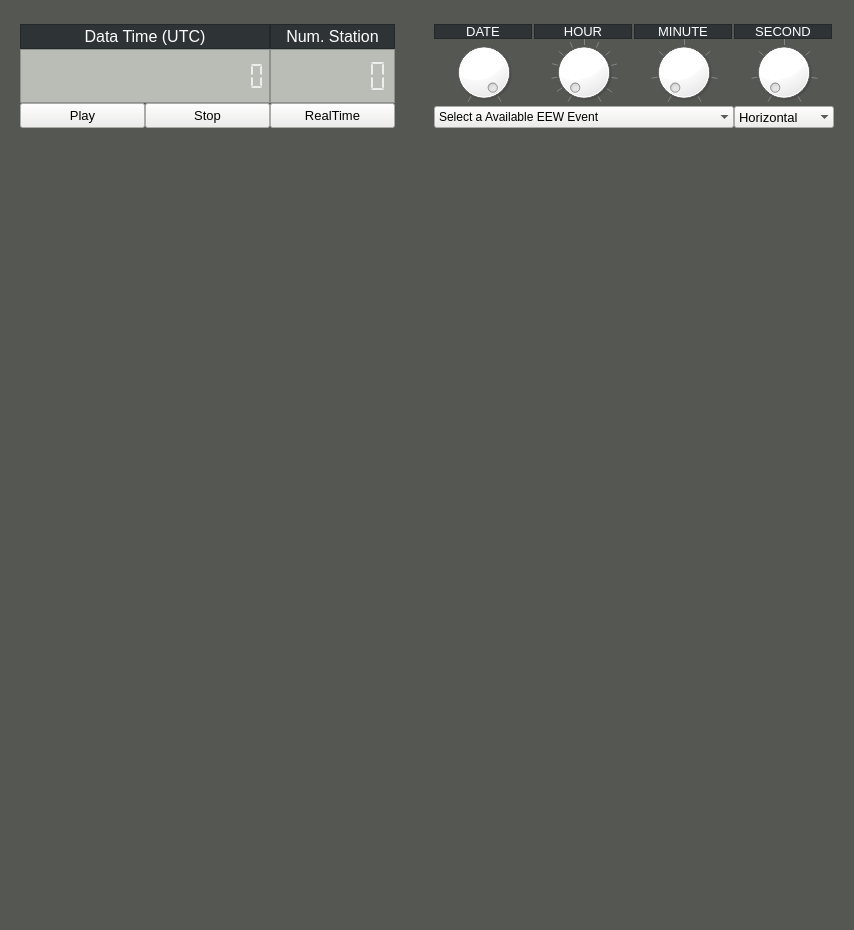
The window that mainwindow.ui (hayoungdaddy/RTICOM_MINI) describes before a commit, drawn with Qt 5.
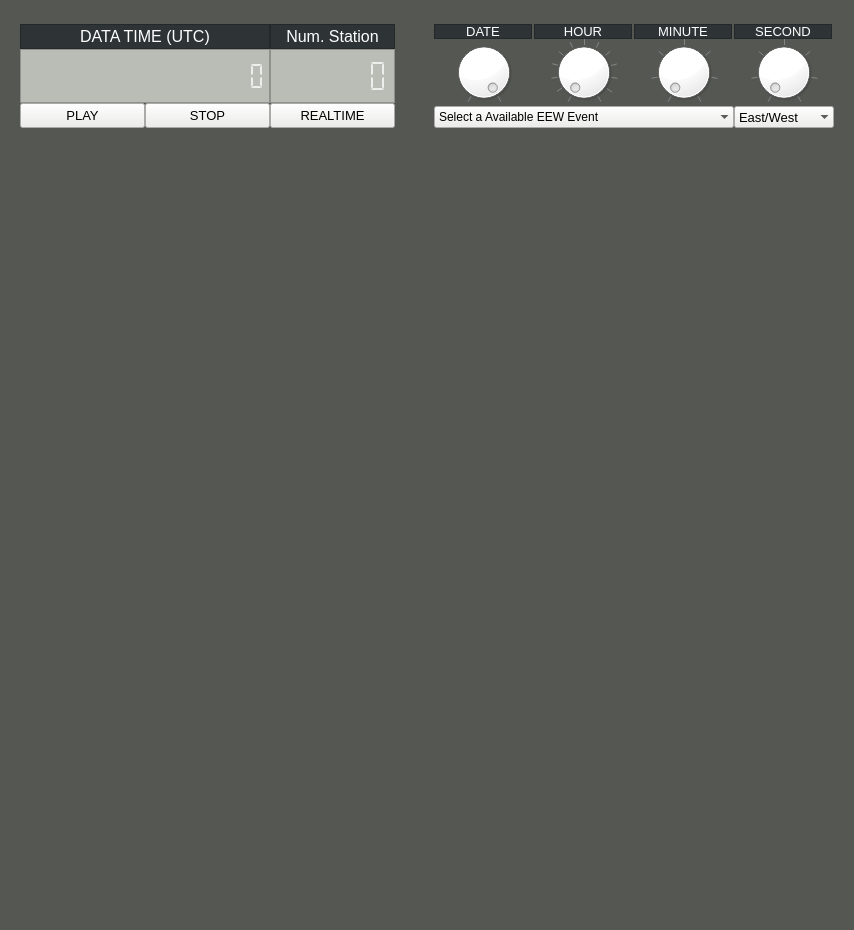
The same window after the commit.

What changed in the file:
```diff
--- a/mainwindow.ui
+++ b/mainwindow.ui
@@ -108,7 +108,7 @@
              <string notr="true">background-color: rgb(238, 238, 236);</string>
             </property>
             <property name="text">
-             <string>RealTime</string>
+             <string>REALTIME</string>
             </property>
             <property name="flat">
              <bool>false</bool>
@@ -173,7 +173,7 @@
              <string notr="true">background-color: rgb(238, 238, 236);</string>
             </property>
             <property name="text">
-             <string>Play</string>
+             <string>PLAY</string>
             </property>
            </widget>
           </item>
@@ -240,7 +240,7 @@
              <enum>QFrame::StyledPanel</enum>
             </property>
             <property name="text">
-             <string>Data Time (UTC)</string>
+             <string>DATA TIME (UTC)</string>
             </property>
             <property name="alignment">
              <set>Qt::AlignCenter</set>
@@ -270,7 +270,7 @@
              <string notr="true">background-color: rgb(238, 238, 236);</string>
             </property>
             <property name="text">
-             <string>Stop</string>
+             <string>STOP</string>
             </property>
            </widget>
           </item>
@@ -558,13 +558,13 @@
            <widget class="QComboBox" name="monChanCB">
             <property name="minimumSize">
              <size>
-              <width>0</width>
+              <width>100</width>
               <height>22</height>
              </size>
             </property>
             <property name="maximumSize">
              <size>
-              <width>16777215</width>
+              <width>100</width>
               <height>22</height>
              </size>
             </property>
@@ -577,7 +577,7 @@
              <string notr="true">background-color: rgb(238, 238, 236);</string>
             </property>
             <property name="currentIndex">
-             <number>3</number>
+             <number>0</number>
             </property>
             <property name="frame">
              <bool>false</bool>
```
Left out of the diff: 2 changed lines with no effect on the pictures.
